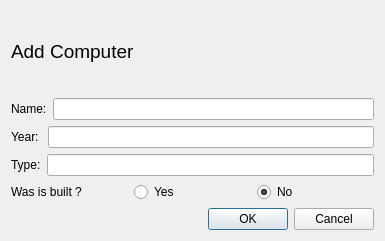
Above: vln-vika3/vln3/addcomputerdialog.ui from hoddiingi/vln1-2016 before the change. Below: the same form after it.
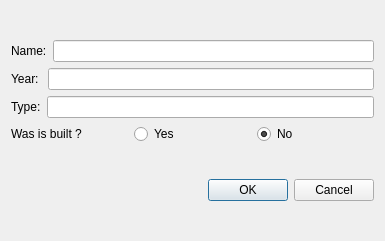
That is the form after the change. Icons and pictures are not drawn.

What changed in the file:
```diff
--- a/vln-vika3/vln3/addcomputerdialog.ui
+++ b/vln-vika3/vln3/addcomputerdialog.ui
@@ -16,18 +16,6 @@
   <layout class="QVBoxLayout" name="verticalLayout_2">
    <item>
     <layout class="QVBoxLayout" name="verticalLayout">
-     <item>
-      <widget class="QLabel" name="label_6">
-       <property name="font">
-        <font>
-         <pointsize>14</pointsize>
-        </font>
-       </property>
-       <property name="text">
-        <string>Add Computer</string>
-       </property>
-      </widget>
-     </item>
      <item>
       <layout class="QHBoxLayout" name="horizontalLayout_3">
        <item>
```
Left out of the diff: 13 changed lines with no effect on the pictures.
